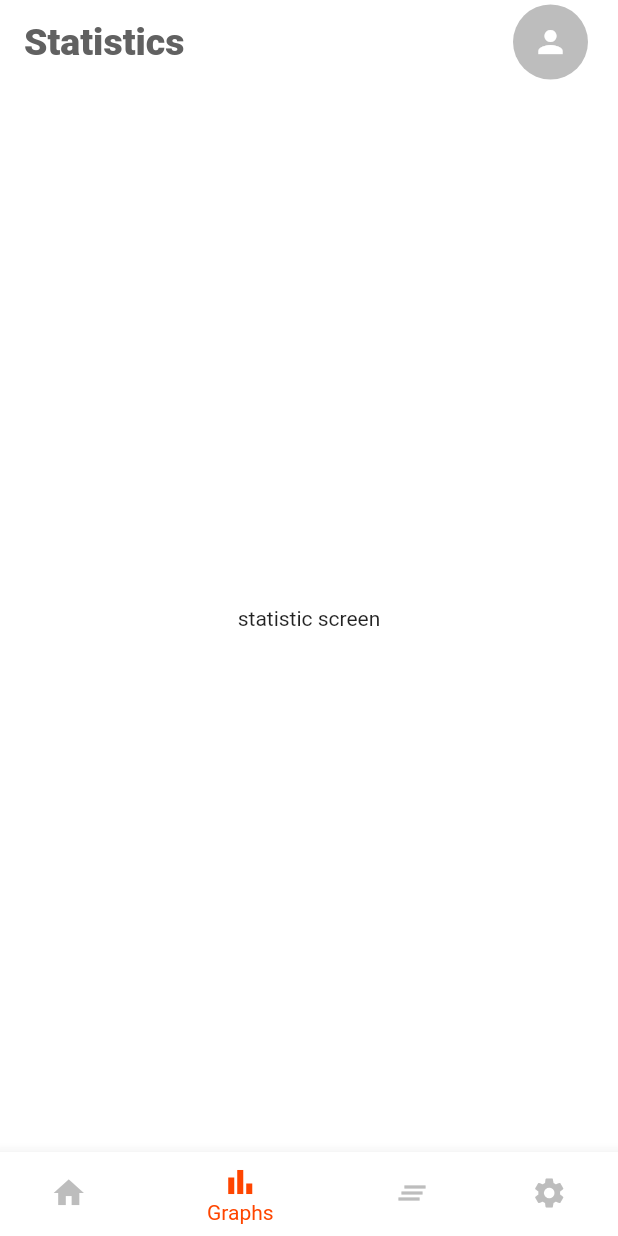
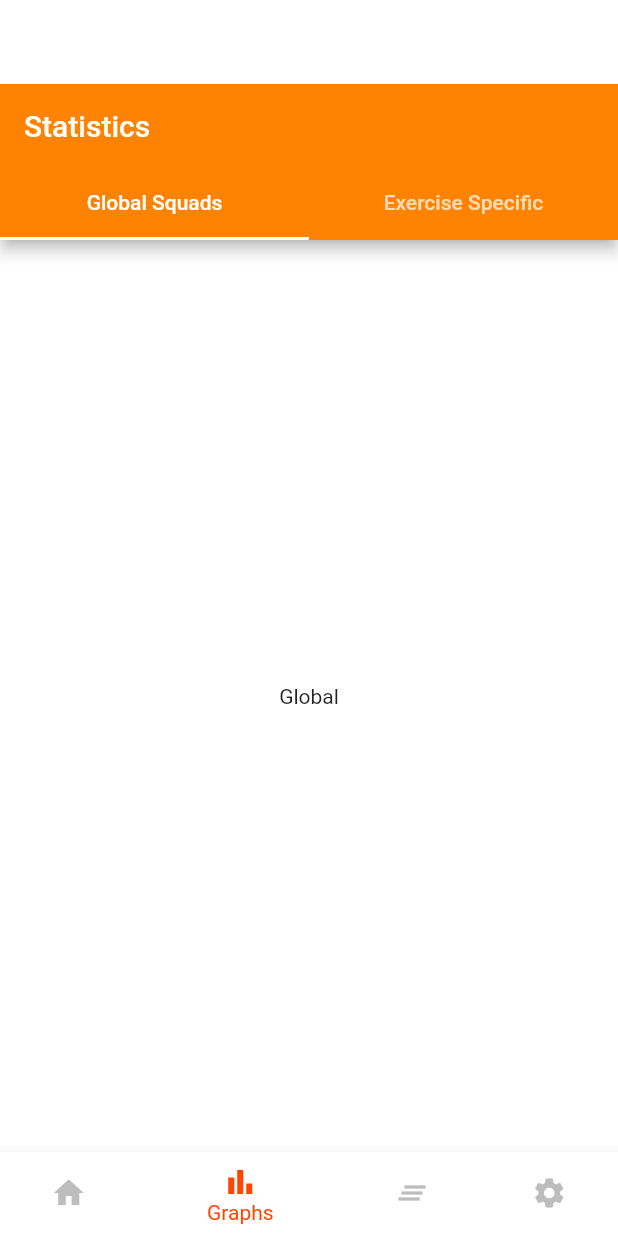
Before and after one commit to tiagoeborsanyi/gym-mobile, a Flutter app: the screen it shows after launch, item 2 of the bottom bar chosen, on a phone screen of 412 x 824 dp. Run offline on Flutter 3.47's test engine with Material 2 defaults, Android fonts, the light colour scheme and no system bars.

Commit message:
created tabs statistics exercises

```diff
--- a/lib/screens/statistic_screen.dart
+++ b/lib/screens/statistic_screen.dart
@@ -5,8 +5,34 @@ class StatisticScreen extends StatelessWidget {
 
   @override
   Widget build(BuildContext context) {
-    return Center(
-      child: Text('statistic screen'),
+    return DefaultTabController(
+      length: 2,
+      child: Scaffold(
+        appBar: AppBar(
+          title: Text('Statistics'),
+          backgroundColor: Theme.of(context).accentColor,
+          bottom: TabBar(
+            tabs: [
+              Tab(
+                text: 'Global Squads',
+              ),
+              Tab(
+                text: 'Exercise Specific',
+              ),
+            ],
+          ),
+        ),
+        body: TabBarView(
+          children: [
+            Center(
+              child: Text('Global'),
+            ),
+            Center(
+              child: Text('Specific'),
+            ),
+          ],
+        ),
+      ),
     );
   }
 }
--- a/lib/screens/tabs_screen.dart
+++ b/lib/screens/tabs_screen.dart
@@ -21,18 +21,22 @@ class _TabScreenState extends State<TabScreen> {
       {
         'title': 'Dashboard',
         'screen': DashboardScreen(),
+        'action': 'person',
       },
       {
-        'title': 'Statistics',
+        'title': '',
         'screen': StatisticScreen(),
+        'action': 'share',
       },
       {
         'title': 'List Exercises',
         'screen': Center(child: Text('List Exercises')),
+        'action': '',
       },
       {
         'title': 'Configurations',
         'screen': Center(child: Text('Config screen')),
+        'action': '',
       }
     ];
   }
@@ -58,6 +62,7 @@ class _TabScreenState extends State<TabScreen> {
         backgroundColor: Colors.white,
         elevation: 0,
         actions: [
+          if (_screens[_selectedScreenIndex]['action'] == 'person')
             Container(
               width: 50,
               height: 50,
@@ -72,7 +77,14 @@ class _TabScreenState extends State<TabScreen> {
                 tooltip: 'Profile',
                 onPressed: () {},
               ),
-          )
+            ),
+          if (_screens[_selectedScreenIndex]['action'] == 'Share')
+            TextButton(
+                onPressed: () {},
+                child: Text(
+                  'Share',
+                  style: TextStyle(color: Theme.of(context).primaryColor),
+                ))
         ],
       ),
       body: _screens[_selectedScreenIndex]['screen'],
```
Lines whose indentation alone changed are shown as unchanged.
